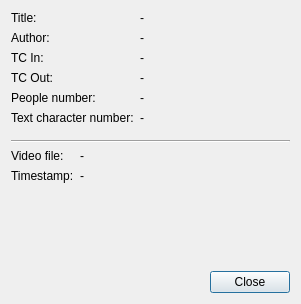
JokerSync/Joker, file app/Joker/PropertyDialog.ui: the form before one commit.
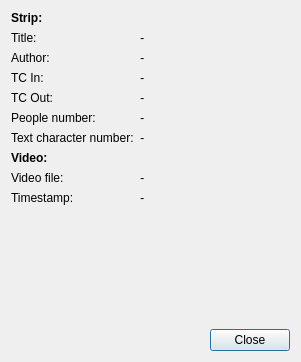
The form after the commit.

What changed in the file:
```diff
--- a/app/Joker/PropertyDialog.ui
+++ b/app/Joker/PropertyDialog.ui
@@ -7,7 +7,7 @@
     <x>0</x>
     <y>0</y>
     <width>301</width>
-    <height>304</height>
+    <height>362</height>
    </rect>
   </property>
   <property name="windowTitle">
@@ -19,131 +19,186 @@
      <property name="fieldGrowthPolicy">
       <enum>QFormLayout::FieldsStayAtSizeHint</enum>
      </property>
-     <item row="0" column="0">
+     <item row="1" column="0">
       <widget class="QLabel" name="label">
        <property name="text">
         <string>Title:</string>
        </property>
       </widget>
      </item>
-     <item row="0" column="1">
+     <item row="1" column="1">
       <widget class="QLabel" name="titleLabel">
+       <property name="font">
+        <font>
+         <italic>true</italic>
+        </font>
+       </property>
        <property name="text">
         <string>-</string>
        </property>
       </widget>
      </item>
-     <item row="1" column="0">
+     <item row="2" column="0">
       <widget class="QLabel" name="label_2">
        <property name="text">
         <string>Author:</string>
        </property>
       </widget>
      </item>
-     <item row="1" column="1">
+     <item row="2" column="1">
       <widget class="QLabel" name="authorLabel">
+       <property name="font">
+        <font>
+         <italic>true</italic>
+        </font>
+       </property>
        <property name="text">
         <string>-</string>
        </property>
       </widget>
      </item>
-     <item row="2" column="0">
+     <item row="3" column="0">
       <widget class="QLabel" name="label_4">
        <property name="text">
         <string>TC In:</string>
        </property>
       </widget>
      </item>
-     <item row="2" column="1">
+     <item row="3" column="1">
       <widget class="QLabel" name="tcInLabel">
+       <property name="font">
+        <font>
+         <italic>true</italic>
+        </font>
+       </property>
        <property name="text">
         <string>-</string>
        </property>
       </widget>
      </item>
-     <item row="3" column="0">
+     <item row="4" column="0">
       <widget class="QLabel" name="label_5">
        <property name="text">
         <string>TC Out:</string>
        </property>
       </widget>
      </item>
-     <item row="3" column="1">
+     <item row="4" column="1">
       <widget class="QLabel" name="tcOutLabel">
+       <property name="font">
+        <font>
+         <italic>true</italic>
+        </font>
+       </property>
        <property name="text">
         <string>-</string>
        </property>
       </widget>
      </item>
-     <item row="4" column="0">
+     <item row="5" column="0">
       <widget class="QLabel" name="label_8">
        <property name="text">
         <string>People number:</string>
        </property>
       </widget>
      </item>
-     <item row="4" column="1">
+     <item row="5" column="1">
       <widget class="QLabel" name="peopleNumberLabel">
+       <property name="font">
+        <font>
+         <italic>true</italic>
+        </font>
+       </property>
        <property name="text">
         <string>-</string>
        </property>
       </widget>
      </item>
-     <item row="5" column="0">
+     <item row="6" column="0">
       <widget class="QLabel" name="label_10">
        <property name="text">
         <string>Text character number:</string>
        </property>
       </widget>
      </item>
-     <item row="5" column="1">
+     <item row="6" column="1">
       <widget class="QLabel" name="charNumberLabel">
+       <property name="font">
+        <font>
+         <italic>true</italic>
+        </font>
+       </property>
        <property name="text">
         <string>-</string>
        </property>
       </widget>
      </item>
-     <item row="6" column="0">
+     <item row="10" column="0">
       <widget class="Line" name="line_2">
        <property name="orientation">
         <enum>Qt::Horizontal</enum>
        </property>
       </widget>
      </item>
-    </layout>
-   </item>
-   <item>
-    <widget class="Line" name="line_3">
-     <property name="orientation">
-      <enum>Qt::Horizontal</enum>
-     </property>
-    </widget>
-   </item>
-   <item>
-    <layout class="QFormLayout" name="formLayout_2">
      <item row="0" column="0">
+      <widget class="QLabel" name="label_7">
+       <property name="font">
+        <font>
+         <weight>75</weight>
+         <bold>true</bold>
+        </font>
+       </property>
+       <property name="text">
+        <string>Strip:</string>
+       </property>
+      </widget>
+     </item>
+     <item row="7" column="0">
+      <widget class="QLabel" name="label_9">
+       <property name="font">
+        <font>
+         <weight>75</weight>
+         <bold>true</bold>
+        </font>
+       </property>
+       <property name="text">
+        <string>Video:</string>
+       </property>
+      </widget>
+     </item>
+     <item row="8" column="0">
       <widget class="QLabel" name="label_3">
        <property name="text">
         <string>Video file:</string>
        </property>
       </widget>
      </item>
-     <item row="0" column="1">
+     <item row="8" column="1">
       <widget class="QLabel" name="videoFileLabel">
+       <property name="font">
+        <font>
+         <italic>true</italic>
+        </font>
+       </property>
        <property name="text">
         <string>-</string>
        </property>
       </widget>
      </item>
-     <item row="1" column="0">
+     <item row="9" column="0">
       <widget class="QLabel" name="label_6">
        <property name="text">
         <string>Timestamp:</string>
        </property>
       </widget>
      </item>
-     <item row="1" column="1">
+     <item row="9" column="1">
       <widget class="QLabel" name="timestampLabel">
+       <property name="font">
+        <font>
+         <italic>true</italic>
+        </font>
+       </property>
        <property name="text">
         <string>-</string>
        </property>
```
